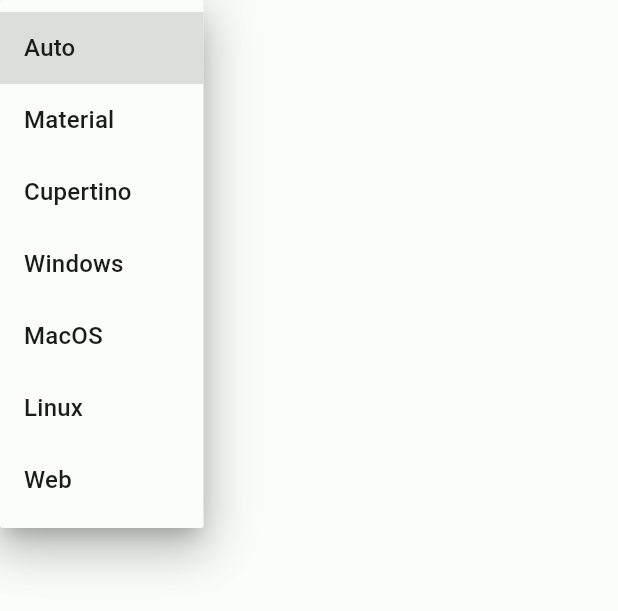
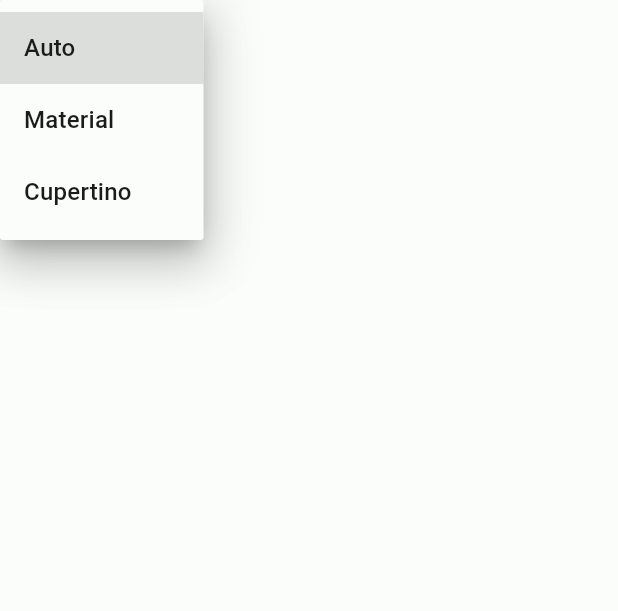
Before and after one commit to leon-adapptor/flutter_cross_platform, a Flutter app: the PlatformSelect widget shown alone on an empty page, opened directly, after a tap on "Auto", on a phone screen of 412 x 824 dp. Shown: the top 611 px of the screen. Run offline on Flutter 3.47's test engine with Material 2 defaults, Android fonts, the phone set to English and light mode, and no system bars.

```diff
--- a/lib/app_state_model.dart
+++ b/lib/app_state_model.dart
@@ -1,22 +1,28 @@
+import 'package:cross_platform/platform_ui.dart';
 import 'package:cross_platform/theme/my_color_schemes.dart';
 import 'package:flutter/material.dart';
 
 class AppStateModel extends ChangeNotifier {
   ThemeMode _themeMode = ThemeMode.system;
   MyColorScheme _colorScheme = myColorSchemes.first;
+  String _targetUI = MyPlatformUI.auto;
 
   ThemeMode get themeMode => _themeMode;
   bool get isDarkMode => _themeMode == ThemeMode.dark;
-
   set darkMode(bool isDarkMode) {
     _themeMode = isDarkMode ? ThemeMode.dark : ThemeMode.system;
     notifyListeners();
   }
 
   MyColorScheme get colorScheme => _colorScheme;
-
   set colorScheme(MyColorScheme scheme) {
     _colorScheme = scheme;
     notifyListeners();
   }
+
+  String get targetUI => _targetUI;
+  set targetUI(String ui) {
+    _targetUI = ui;
+    notifyListeners();
+  }
 }
--- a/lib/main.dart
+++ b/lib/main.dart
@@ -1,5 +1,6 @@
 import 'package:cross_platform/color_selector.dart';
 import 'package:cross_platform/dashboard.dart';
+import 'package:cross_platform/platform_select.dart';
 import 'package:flutter/material.dart';
 import 'package:provider/provider.dart';
 
@@ -103,43 +104,3 @@ class MyHomePage extends StatelessWidget {
     );
   }
 }
-
-class PlatformSelect extends StatefulWidget {
-  const PlatformSelect({super.key});
-
-  @override
-  State<PlatformSelect> createState() => _PlatformSelectState();
-}
-
-class _PlatformSelectState extends State<PlatformSelect> {
-  final List<String> list = <String>[
-    'Auto',
-    'Material',
-    'Cupertino',
-    'Windows',
-    'MacOS',
-    'Linux',
-    'Web',
-  ];
-
-  late String dropdownValue = list.first;
-
-  @override
-  Widget build(BuildContext context) {
-    return DropdownButton<String>(
-      value: dropdownValue,
-      elevation: 16,
-      onChanged: (String? value) {
-        setState(() {
-          dropdownValue = value!;
-        });
-      },
-      items: list.map<DropdownMenuItem<String>>((String value) {
-        return DropdownMenuItem<String>(
-          value: value,
-          child: Text(value),
-        );
-      }).toList(),
-    );
-  }
-}
--- /dev/null
+++ b/lib/platform_select.dart
@@ -0,0 +1,37 @@
+import 'package:cross_platform/app_state_model.dart';
+import 'package:cross_platform/platform_ui.dart';
+import 'package:flutter/material.dart';
+import 'package:provider/provider.dart';
+
+class PlatformSelect extends StatelessWidget {
+  const PlatformSelect({super.key});
+
+  final List<String> list = const <String>[
+    MyPlatformUI.auto,
+    MyPlatformUI.material,
+    MyPlatformUI.cupertino,
+    // MyPlatformUI.windows,
+    // MyPlatformUI.macOS,
+    // MyPlatformUI.linux,
+    // MyPlatformUI.web,
+  ];
+
+  @override
+  Widget build(BuildContext context) {
+    return Consumer<AppStateModel>(builder: (context, model, child) {
+      return DropdownButton<String>(
+        value: model.targetUI,
+        elevation: 16,
+        onChanged: (String? value) {
+          model.targetUI = value!;
+        },
+        items: list.map<DropdownMenuItem<String>>((String value) {
+          return DropdownMenuItem<String>(
+            value: value,
+            child: Text(value),
+          );
+        }).toList(),
+      );
+    });
+  }
+}
--- /dev/null
+++ b/lib/platform_ui.dart
@@ -0,0 +1,13 @@
+class MyPlatformUI {
+  // This class is not meant to be instantiated or extended; this constructor
+  // prevents instantiation and extension.
+  MyPlatformUI._();
+
+  static const String auto = 'Auto';
+  static const String material = 'Material';
+  static const String cupertino = 'Cupertino';
+  static const String windows = 'Windows';
+  static const String macOS = 'MacOS';
+  static const String linux = 'Linux';
+  static const String web = 'Web';
+}
```
